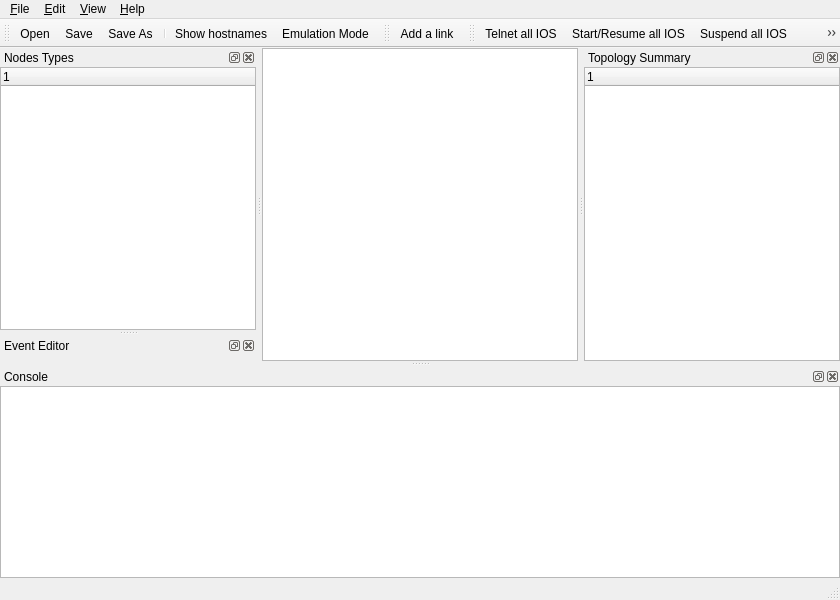
This is GNS3/Ui/Form_MainWindow.ui in GNS3/gns3-legacy as Qt 5 draws it before an edit. The edited form follows.
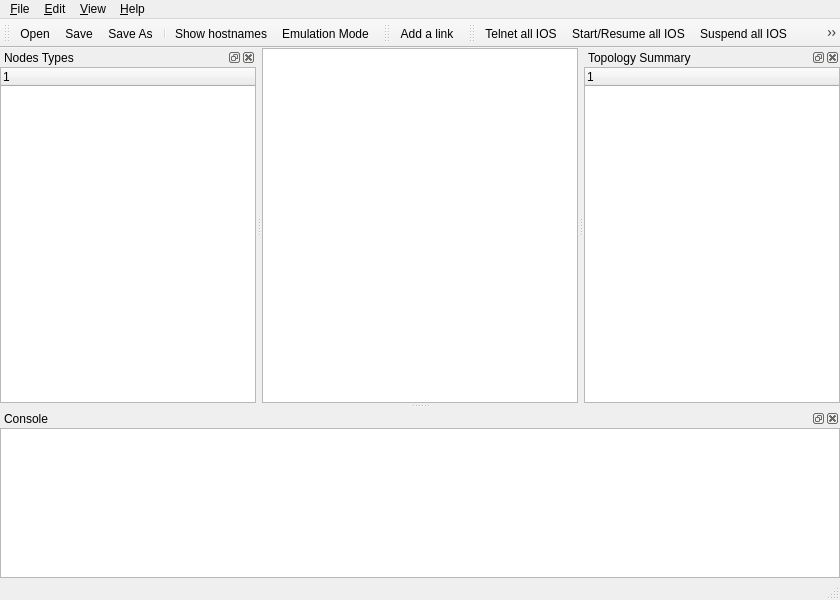
This is the edited form. Icons and pictures are not drawn. Custom widgets are drawn as their Qt base class.

The edit to the form file:
```diff
--- a/GNS3/Ui/Form_MainWindow.ui
+++ b/GNS3/Ui/Form_MainWindow.ui
@@ -164,6 +164,12 @@
      </property>
      <item>
       <widget class="nodesDock" name="nodesDock" >
+       <property name="sizePolicy" >
+        <sizepolicy vsizetype="Expanding" hsizetype="Expanding" >
+         <horstretch>0</horstretch>
+         <verstretch>0</verstretch>
+        </sizepolicy>
+       </property>
        <property name="iconSize" >
         <size>
          <width>24</width>
@@ -257,6 +263,12 @@
      </property>
      <item row="0" column="0" >
       <widget class="topologySummaryDock" name="treeWidget_TopologySummary" >
+       <property name="sizePolicy" >
+        <sizepolicy vsizetype="Expanding" hsizetype="Expanding" >
+         <horstretch>0</horstretch>
+         <verstretch>0</verstretch>
+        </sizepolicy>
+       </property>
        <column>
         <property name="text" >
          <string>1</string>
@@ -268,6 +280,12 @@
    </widget>
   </widget>
   <widget class="QDockWidget" name="dockWidget_Console" >
+   <property name="maximumSize" >
+    <size>
+     <width>16777215</width>
+     <height>16777215</height>
+    </size>
+   </property>
    <property name="allowedAreas" >
     <set>Qt::AllDockWidgetAreas</set>
    </property>
@@ -278,6 +296,12 @@
     <number>8</number>
    </attribute>
    <widget class="QWidget" name="dockWidgetContents_5" >
+    <property name="maximumSize" >
+     <size>
+      <width>16777215</width>
+      <height>150</height>
+     </size>
+    </property>
     <layout class="QVBoxLayout" >
      <property name="spacing" >
       <number>0</number>
@@ -307,30 +331,6 @@
     </layout>
    </widget>
   </widget>
-  <widget class="QDockWidget" name="dockWidget_EventEditor" >
-   <property name="sizePolicy" >
-    <sizepolicy vsizetype="Expanding" hsizetype="Preferred" >
-     <horstretch>0</horstretch>
-     <verstretch>0</verstretch>
-    </sizepolicy>
-   </property>
-   <property name="minimumSize" >
-    <size>
-     <width>50</width>
-     <height>0</height>
-    </size>
-   </property>
-   <property name="allowedAreas" >
-    <set>Qt::LeftDockWidgetArea|Qt::NoDockWidgetArea|Qt::RightDockWidgetArea</set>
-   </property>
-   <property name="windowTitle" >
-    <string>Event Editor</string>
-   </property>
-   <attribute name="dockWidgetArea" >
-    <number>1</number>
-   </attribute>
-   <widget class="QWidget" name="dockWidgetContents_8" />
-  </widget>
   <action name="action_About" >
    <property name="text" >
     <string>&amp;About</string>
```
Left out of the diff: 1 changed line with no effect on the pictures.
